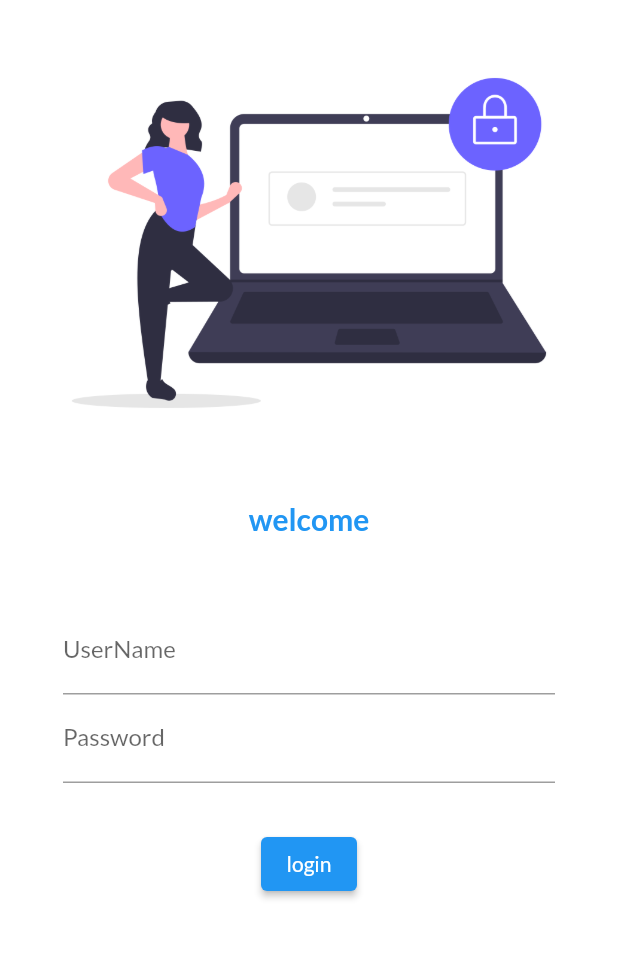
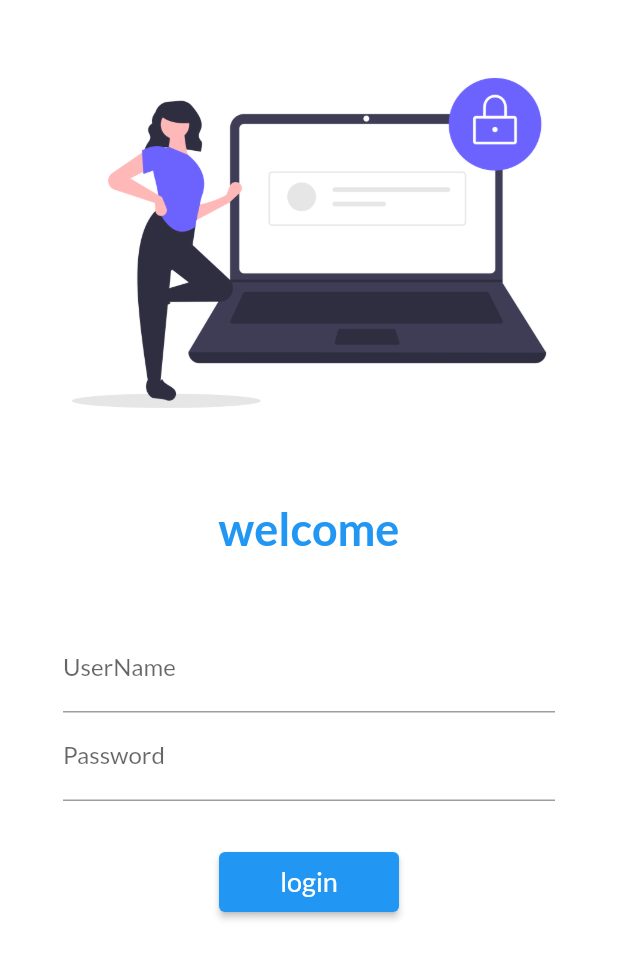
Before and after one commit to Amit-Singh-14/Learinng-Flutter, a Flutter app: the screen it shows after launch, on a phone screen of 412 x 824 dp. Shown: the top 959 px of the screen. Run offline on Flutter 3.47's test engine with Material 2 defaults, Android fonts, the phone set to English and light mode, and no system bars; our stand-ins replace google_fonts.

Commit message:
day5 completed

```diff
--- a/lib/main.dart
+++ b/lib/main.dart
@@ -1,6 +1,7 @@
 import 'package:flutter/material.dart';
 import 'package:flutter_application_1/pages/home_page.dart';
 import 'package:flutter_application_1/pages/login_page.dart';
+import 'package:flutter_application_1/utils/myroute.dart';
 import 'package:google_fonts/google_fonts.dart';
 
 void main() {
@@ -22,8 +23,8 @@ class MyApp extends StatelessWidget {
       initialRoute: "/",
       routes: {
         "/": (context) => LoginPage(),
-        "/home": (context) => HomePage(),
-        "/login": (context) => LoginPage()
+        MyRoutes.homepage: (context) => HomePage(),
+        MyRoutes.loginpage: (context) => LoginPage()
       },
     );
   }
--- a/lib/pages/login_page.dart
+++ b/lib/pages/login_page.dart
@@ -1,4 +1,5 @@
 import 'package:flutter/material.dart';
+import 'package:flutter_application_1/utils/myroute.dart';
 
 class LoginPage extends StatelessWidget {
   const LoginPage({Key? key}) : super(key: key);
@@ -22,7 +23,7 @@ class LoginPage extends StatelessWidget {
             Text(
               "welcome",
               style: TextStyle(
-                fontSize: 20,
+                fontSize: 30,
                 fontWeight: FontWeight.bold,
                 color: Colors.blue,
               ),
@@ -33,6 +34,7 @@ class LoginPage extends StatelessWidget {
             Padding(
               padding:
                   const EdgeInsets.symmetric(vertical: 16.0, horizontal: 42.0),
+              child: SingleChildScrollView(
                 child: Column(
                   children: [
                     TextFormField(
@@ -52,12 +54,17 @@ class LoginPage extends StatelessWidget {
                       height: 30.0,
                     ),
                     ElevatedButton(
-                    child: Text("login"),
+                      style: TextButton.styleFrom(minimumSize: Size(120, 40)),
+                      child: Text(
+                        "login",
+                        style: TextStyle(fontSize: 18.0),
+                      ),
                       onPressed: () {
-                      print("succesfull");
+                        Navigator.pushNamed(context, MyRoutes.homepage);
                       },
                     )
                   ],
+                ),
               ),
             )
           ],
--- /dev/null
+++ b/lib/utils/myroute.dart
@@ -0,0 +1,4 @@
+class MyRoutes {
+  static String loginpage = "/login";
+  static String homepage = "/home";
+}
```
Lines whose indentation alone changed are shown as unchanged.
